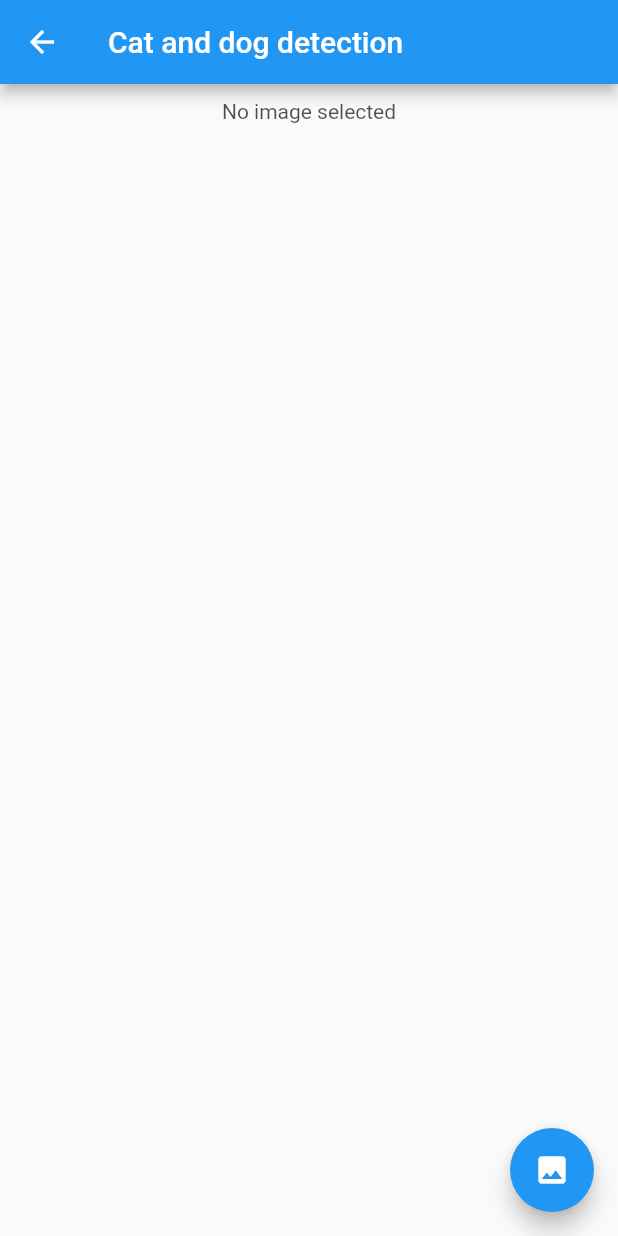
After one commit to Kalyanb447-github/kalyan_ai_flutter_python, a Flutter app: the screen it shows after launch, after a tap on "Cat and dog", on a phone screen of 412 x 824 dp. The commit adds this screen. Run offline on Flutter 3.47's test engine with Material 2 defaults, Android fonts, the phone set to English and light mode, and no system bars; our stand-ins replace get, image_picker; missing offline and left inert: tflite; project files that could hold a hidden picture were left out.

Commit message:
flower complete

```diff
--- /dev/null
+++ b/assets/cat_and_dog/labels.txt
@@ -0,0 +1,2 @@
+Cat
+Dog
--- /dev/null
+++ b/assets/flowers/labels.txt
@@ -0,0 +1,5 @@
+daisy
+dandelion
+roses
+sunflowers
+tulips
--- /dev/null
+++ b/lib/app/modules/cat_and_dog/bindings/cat_and_dog_binding.dart
@@ -0,0 +1,12 @@
+import 'package:get/get.dart';
+
+import '../controllers/cat_and_dog_controller.dart';
+
+class CatAndDogBinding extends Bindings {
+  @override
+  void dependencies() {
+    Get.lazyPut<CatAndDogController>(
+      () => CatAndDogController(),
+    );
+  }
+}
--- /dev/null
+++ b/lib/app/modules/cat_and_dog/views/cat_and_dog_view.dart
@@ -0,0 +1,222 @@
+// import 'package:flutter/material.dart';
+// import 'dart:io';
+// import 'package:image_picker/image_picker.dart';
+// import 'package:tflite/tflite.dart';
+
+// class CatAndDogView extends StatefulWidget {
+//   const CatAndDogView({Key? key}) : super(key: key);
+
+//   @override
+//   _TfliteModelState createState() => _TfliteModelState();
+// }
+
+// class _TfliteModelState extends State<CatAndDogView> {
+//   late File _image;
+//   late List _output;
+//   final picker = ImagePicker();
+
+//   @override
+//   void initState() {
+//     super.initState();
+//     loadModel();
+//   }
+
+//   classifyImage(File image) async {
+//     var output = await Tflite.runModelOnImage(
+//         path: image.path,
+//         numResults: 1,
+//         threshold: 0.5,
+//         imageMean: 127.5,
+//         imageStd: 127.5);
+
+//     setState(() {
+//       _output = output!;
+//     });
+//   }
+
+//   Future loadModel() async {
+//     await Tflite.loadModel(
+//         model: 'assets/cat_and_dog/model.tflite',
+//         labels: 'assets/cat_and_dog/labels.txt');
+//   }
+
+//   @override
+//   void dispose() {
+//     // TODO: implement dispose
+//     super.dispose();
+
+//     Tflite.close();
+//   }
+
+//   @override
+//   Widget build(BuildContext context) {
+//     return Scaffold(
+//       appBar: AppBar(
+//         title: const Text("Image Classification"),
+//       ),
+//       body: ListView(
+//         children: [
+//           (_image.existsSync())
+//               ? Container(
+//                   margin: const EdgeInsets.all(10),
+//                   child: Image.file(_image),
+//                 )
+//               : Container(
+//                   margin: const EdgeInsets.all(10),
+//                   child: const Opacity(
+//                     opacity: 0.8,
+//                     child: Center(
+//                       child: Text("No image selected"),
+//                     ),
+//                   ),
+//                 ),
+//           SingleChildScrollView(
+//             child: Column(
+//               children: (_image.path != null)
+//                   ? _output.map((result) {
+//                       return Card(
+//                         child: Container(
+//                           margin: EdgeInsets.all(10),
+//                           child: Text(
+//                             "${result['label']} - ${result['confidence'].toStringAsFixed(2)}",
+//                             style: const TextStyle(
+//                                 color: Colors.red, fontSize: 20),
+//                           ),
+//                         ),
+//                       );
+//                     }).toList()
+//                   : [],
+//             ),
+//           )
+//         ],
+//       ),
+//       floatingActionButton: FloatingActionButton(
+//         onPressed: pickImage,
+//         tooltip: "Pick Image",
+//         child: const Icon(Icons.image),
+//       ),
+//     );
+//   }
+
+//   Future pickImage() async {
+//     try {
+//       final ImagePicker _picker = ImagePicker();
+//       final XFile? pickedFile = await _picker.pickImage(
+//         source: ImageSource.gallery,
+//       );
+//       File image = File(pickedFile!.path);
+
+//       _image = image;
+//       classifyImage(image);
+//     } catch (e) {}
+//   }
+// }
+
+import 'package:flutter/material.dart';
+import 'dart:io';
+import 'package:image_picker/image_picker.dart';
+import 'package:tflite/tflite.dart';
+
+class CatAndDogView extends StatefulWidget {
+  const CatAndDogView({Key? key}) : super(key: key);
+
+  @override
+  _TfliteModelState createState() => _TfliteModelState();
+}
+
+class _TfliteModelState extends State<CatAndDogView> {
+  late File _image;
+  late List _results;
+  bool imageSelect = false;
+  @override
+  void initState() {
+    super.initState();
+    loadModel();
+  }
+
+  Future loadModel() async {
+    Tflite.close();
+    String res;
+    res = (await Tflite.loadModel(
+        model: "assets/cat_and_dog/model.tflite",
+        labels: "assets/cat_and_dog/labels.txt"))!;
+
+    print("Models loading status: $res");
+  }
+
+  Future imageClassification(File image) async {
+    final List? recognitions = await Tflite.runModelOnImage(
+      path: image.path,
+      numResults: 6,
+      threshold: 0.05,
+      imageMean: 127.5,
+      imageStd: 127.5,
+    );
+    setState(() {
+      _results = recognitions!;
+      _image = image;
+      imageSelect = true;
+    });
+  }
+
+  @override
+  Widget build(BuildContext context) {
+    return Scaffold(
+      appBar: AppBar(
+        title: const Text("Cat and dog detection"),
+      ),
+      body: ListView(
+        children: [
+          (imageSelect)
+              ? Container(
+                  margin: const EdgeInsets.all(10),
+                  child: Image.file(_image),
+                )
+              : Container(
+                  margin: const EdgeInsets.all(10),
+                  child: const Opacity(
+                    opacity: 0.8,
+                    child: Center(
+                      child: Text("No image selected"),
+                    ),
+                  ),
+                ),
+          SingleChildScrollView(
+            child: Column(
+              children: (imageSelect)
+                  ? _results.map((result) {
+                      return Card(
+                        child: Container(
+                          margin: EdgeInsets.all(10),
+                          child: Text(
+                            "${result['label']} - ${result['confidence'].toStringAsFixed(2)}",
+                            style: const TextStyle(
+                                color: Colors.red, fontSize: 20),
+                          ),
+                        ),
+                      );
+                    }).toList()
+                  : [],
+            ),
+          )
+        ],
+      ),
+      floatingActionButton: FloatingActionButton(
+        onPressed: pickImage,
+        tooltip: "Pick Image",
+        child: const Icon(Icons.image),
+      ),
+    );
+  }
+
+  Future pickImage() async {
+    try {
+      final ImagePicker _picker = ImagePicker();
+      final XFile? pickedFile = await _picker.pickImage(
+        source: ImageSource.gallery,
+      );
+      File image = File(pickedFile!.path);
+      imageClassification(image);
+    } catch (e) {}
+  }
+}
--- a/lib/app/modules/home/views/home_view.dart
+++ b/lib/app/modules/home/views/home_view.dart
@@ -16,15 +16,30 @@ class HomeView extends GetView<HomeController> {
       ),
       body: SingleChildScrollView(
         child: Column(
+          crossAxisAlignment: CrossAxisAlignment.center,
           mainAxisAlignment: MainAxisAlignment.center,
           children: [
             ElevatedButton(
               onPressed: () {
                 Get.toNamed(Routes.IMAGE_DETECTAION);
               },
-                  child: Text('Image Detection'))
+              child: Text('Image Detection'),
+            ),
+            ElevatedButton(
+              onPressed: () {
+                Get.toNamed(Routes.CAT_AND_DOG);
+              },
+              child: Text('Cat and dog'),
+            ),
+            ElevatedButton(
+              onPressed: () {
+                Get.toNamed(Routes.FLOWERS);
+              },
+              child: Text('Flowers'),
+            )
           ],
         ),
-        ));
+      ),
+    );
   }
 }
--- a/lib/app/routes/app_routes.dart
+++ b/lib/app/routes/app_routes.dart
@@ -5,10 +5,14 @@ abstract class Routes {
   Routes._();
   static const HOME = _Paths.HOME;
   static const IMAGE_DETECTAION = _Paths.IMAGE_DETECTAION;
+  static const CAT_AND_DOG = _Paths.CAT_AND_DOG;
+  static const FLOWERS = _Paths.FLOWERS;
 }
 
 abstract class _Paths {
   _Paths._();
   static const HOME = '/home';
   static const IMAGE_DETECTAION = '/image-detectaion';
+  static const CAT_AND_DOG = '/cat-and-dog';
+  static const FLOWERS = '/flowers';
 }
--- a/pubspec.yaml
+++ b/pubspec.yaml
@@ -21,4 +21,6 @@ dev_dependencies:
 flutter:
   assets:
     - assets/
+    - assets/cat_and_dog/
+    - assets/flowers/
   uses-material-design: true
```
Also changed, not shown: lib/app/modules/cat_and_dog/controllers/cat_and_dog_controller.dart (added, +23 -0 lines), lib/app/modules/flowers/bindings/flowers_binding.dart (added, +12 -0 lines), lib/app/modules/flowers/controllers/flowers_controller.dart (added, +23 -0 lines), lib/app/modules/flowers/views/flowers_view.dart (added, +108 -0 lines), lib/app/routes/app_pages.dart (+14 -0 lines), 2 other files. Lines whose indentation alone changed are shown as unchanged.
